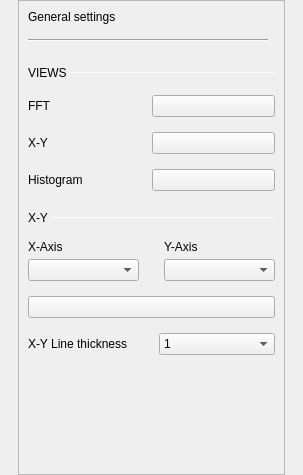
Before: the Qt Designer form ui/osc_general_settings.ui in analogdevicesinc/scopy, drawn with Qt 5.
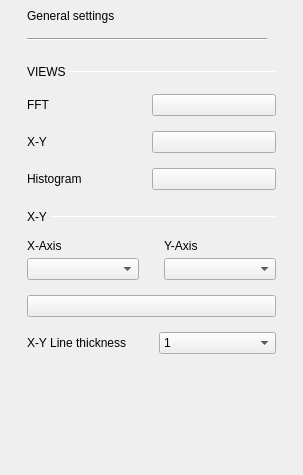
After: the same form once the commit is applied. Custom widgets are drawn as their Qt base class.

Commit message: Gui: Removed frames from tool menus

What changed in the file:
```diff
--- a/ui/osc_general_settings.ui
+++ b/ui/osc_general_settings.ui
@@ -46,6 +46,9 @@
        <verstretch>0</verstretch>
       </sizepolicy>
      </property>
+     <property name="frameShape">
+      <enum>QFrame::NoFrame</enum>
+     </property>
      <property name="verticalScrollBarPolicy">
       <enum>Qt::ScrollBarAsNeeded</enum>
      </property>
@@ -63,8 +66,8 @@
        <rect>
         <x>0</x>
         <y>0</y>
-        <width>265</width>
-        <height>473</height>
+        <width>267</width>
+        <height>475</height>
        </rect>
       </property>
       <property name="sizePolicy">
```
The commit also changes 4 other files.
